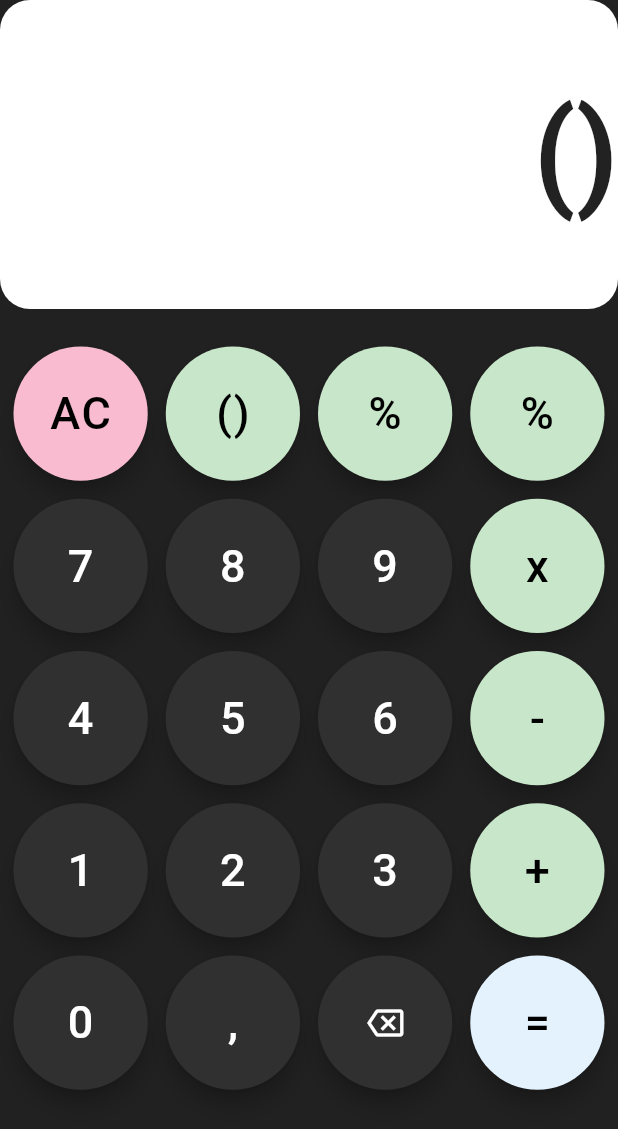
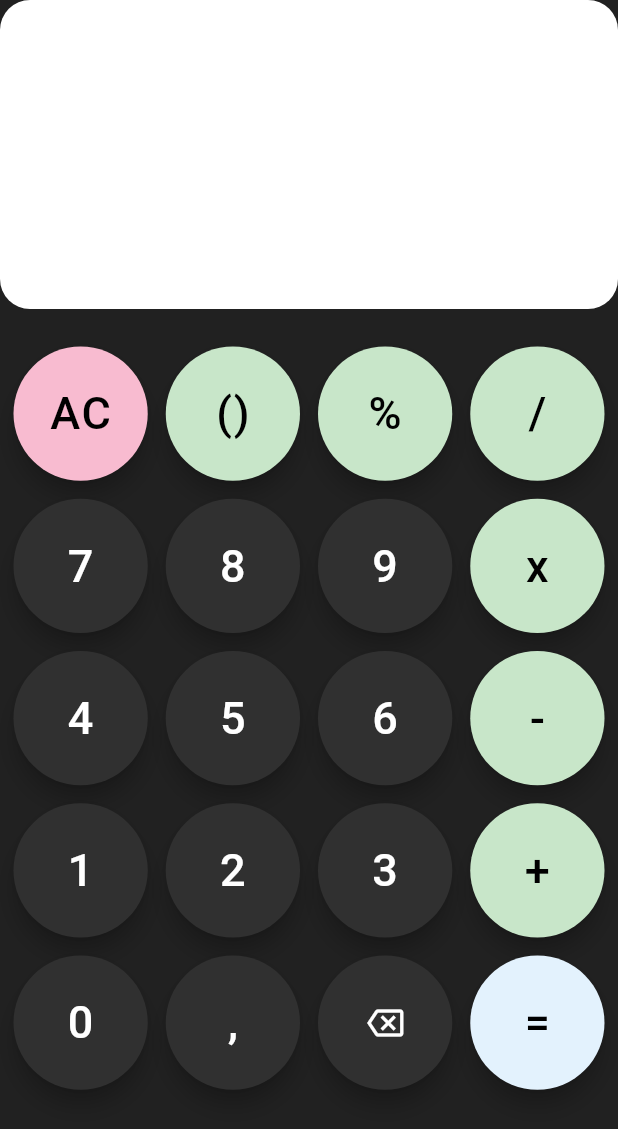
Before and after one commit to FelixBlessing/calculator, a Flutter app: the screen it shows after launch, after a tap on "()", on a phone screen of 412 x 824 dp. Shown: the top 1129 px of the screen. Run offline on Flutter 3.47's test engine with Material 2 defaults, Android fonts, the phone set to English and light mode, and no system bars.

Commit message:
begonnen mit Logik

```diff
--- /dev/null
+++ b/lib/algorithm/calculate.dart
@@ -0,0 +1,8 @@
+class Calculate{
+  Calculate(){
+
+  }
+
+
+
+}
--- a/lib/presentation/calculation_page.dart
+++ b/lib/presentation/calculation_page.dart
@@ -8,15 +8,28 @@ class CalculationPage extends StatefulWidget {
 }
 
 class _CalculationPage extends State<CalculationPage> {
-  String _result = "0";
+  String _result = "";
+  double zahl1 = 0;
+  double zahl2 = 0;
+  String operator = "";
   @override
   Widget build(BuildContext context) {
-    final size = MediaQuery.of(context).size;
 
 
-    void setResult(String zahl) {
+    void setResult(character) {
       setState(() {
-        _result = zahl;
+        if(character == "AC") {
+          _result = "";
+        }
+        else if (character == "()");
+        else{
+          int zahl = int.tryParse(character)!;
+          if(zahl is int){
+            print("Integer");
+          }
+          _result += character;
+        }
+
       });
   }
 
@@ -38,7 +51,7 @@ class _CalculationPage extends State<CalculationPage> {
               decoration: BoxDecoration(borderRadius: BorderRadius.circular(20), color: Colors.white),
               child: Align(
                 alignment: Alignment.centerRight,
-                child: Text(_result, style: TextStyle(fontSize: 80, fontWeight: FontWeight.bold),)
+                child: Text(_result, style: const TextStyle(fontSize: 80, fontWeight: FontWeight.bold),)
                 ),
             )),
             Flexible(
@@ -53,26 +66,26 @@ class _CalculationPage extends State<CalculationPage> {
                     crossAxisSpacing: 12,
                     physics: const NeverScrollableScrollPhysics(),
                     children: [
-                      FloatingActionButton(onPressed: (){}, backgroundColor: Colors.pink[100],child: Text("AC", style: TextStyle(fontSize: 30, color: Colors.black),),),
+                      FloatingActionButton(onPressed: (){setResult("AC");}, backgroundColor: Colors.pink[100],child: Text("AC", style: TextStyle(fontSize: 30, color: Colors.black),),),
                       FloatingActionButton(onPressed: (){setResult("()");}, backgroundColor: Colors.green[100],child: Text("()", style: TextStyle(fontSize: 30, color: Colors.black),),),
-                      FloatingActionButton(onPressed: (){}, backgroundColor: Colors.green[100],child: Text("%", style: TextStyle(fontSize: 30, color: Colors.black),),),
-                      FloatingActionButton(onPressed: (){}, backgroundColor: Colors.green[100],child: Text("%", style: TextStyle(fontSize: 30, color: Colors.black),),),
-                      FloatingActionButton(onPressed: (){}, backgroundColor: Colors.grey[850],child: Text("7", style: TextStyle(fontSize: 30,),),),
-                      FloatingActionButton(onPressed: (){}, backgroundColor: Colors.grey[850],child: Text("8", style: TextStyle(fontSize: 30,),),),
-                      FloatingActionButton(onPressed: (){}, backgroundColor: Colors.grey[850],child: Text("9", style: TextStyle(fontSize: 30,),),),
-                      FloatingActionButton(onPressed: (){}, backgroundColor: Colors.green[100],child: Text("x", style: TextStyle(fontSize: 30, color: Colors.black),),),
-                      FloatingActionButton(onPressed: (){}, backgroundColor: Colors.grey[850],child: Text("4", style: TextStyle(fontSize: 30,),),),
-                      FloatingActionButton(onPressed: (){}, backgroundColor: Colors.grey[850],child: Text("5", style: TextStyle(fontSize: 30,),),),
-                      FloatingActionButton(onPressed: (){}, backgroundColor: Colors.grey[850],child: Text("6", style: TextStyle(fontSize: 30,),),),
-                      FloatingActionButton(onPressed: (){}, backgroundColor: Colors.green[100],child: Text("-", style: TextStyle(fontSize: 30, color: Colors.black),),),
-                      FloatingActionButton(onPressed: (){}, backgroundColor: Colors.grey[850],child: Text("1", style: TextStyle(fontSize: 30,),),),
-                      FloatingActionButton(onPressed: (){}, backgroundColor: Colors.grey[850],child: Text("2", style: TextStyle(fontSize: 30,),),),
-                      FloatingActionButton(onPressed: (){}, backgroundColor: Colors.grey[850],child: Text("3", style: TextStyle(fontSize: 30,),),),
-                      FloatingActionButton(onPressed: (){}, backgroundColor: Colors.green[100],child: Text("+", style: TextStyle(fontSize: 30, color: Colors.black),),),
-                      FloatingActionButton(onPressed: (){}, backgroundColor: Colors.grey[850],child: Text("0", style: TextStyle(fontSize: 30,),),),
-                      FloatingActionButton(onPressed: (){}, backgroundColor: Colors.grey[850],child: Text(",", style: TextStyle(fontSize: 30,),),),
-                      FloatingActionButton(onPressed: (){}, backgroundColor: Colors.grey[850],child: Icon(Icons.backspace_outlined),),
-                      FloatingActionButton(onPressed: (){}, backgroundColor: Colors.blue[50],child: Text("=", style: TextStyle(fontSize: 30, color: Colors.black),),),
+                      FloatingActionButton(onPressed: (){setResult("%");}, backgroundColor: Colors.green[100],child: Text("%", style: TextStyle(fontSize: 30, color: Colors.black),),),
+                      FloatingActionButton(onPressed: (){setResult("/");}, backgroundColor: Colors.green[100],child: Text("/", style: TextStyle(fontSize: 30, color: Colors.black),),),
+                      FloatingActionButton(onPressed: (){setResult("7");}, backgroundColor: Colors.grey[850],child: Text("7", style: TextStyle(fontSize: 30,),),),
+                      FloatingActionButton(onPressed: (){setResult("8");}, backgroundColor: Colors.grey[850],child: Text("8", style: TextStyle(fontSize: 30,),),),
+                      FloatingActionButton(onPressed: (){setResult("9");}, backgroundColor: Colors.grey[850],child: Text("9", style: TextStyle(fontSize: 30,),),),
+                      FloatingActionButton(onPressed: (){setResult("x");}, backgroundColor: Colors.green[100],child: Text("x", style: TextStyle(fontSize: 30, color: Colors.black),),),
+                      FloatingActionButton(onPressed: (){setResult("4");}, backgroundColor: Colors.grey[850],child: Text("4", style: TextStyle(fontSize: 30,),),),
+                      FloatingActionButton(onPressed: (){setResult("5");}, backgroundColor: Colors.grey[850],child: Text("5", style: TextStyle(fontSize: 30,),),),
+                      FloatingActionButton(onPressed: (){setResult("6");}, backgroundColor: Colors.grey[850],child: Text("6", style: TextStyle(fontSize: 30,),),),
+                      FloatingActionButton(onPressed: (){setResult("-");}, backgroundColor: Colors.green[100],child: Text("-", style: TextStyle(fontSize: 30, color: Colors.black),),),
+                      FloatingActionButton(onPressed: (){setResult("1");}, backgroundColor: Colors.grey[850],child: Text("1", style: TextStyle(fontSize: 30,),),),
+                      FloatingActionButton(onPressed: (){setResult("2");}, backgroundColor: Colors.grey[850],child: Text("2", style: TextStyle(fontSize: 30,),),),
+                      FloatingActionButton(onPressed: (){setResult("3");}, backgroundColor: Colors.grey[850],child: Text("3", style: TextStyle(fontSize: 30,),),),
+                      FloatingActionButton(onPressed: (){setResult("+");}, backgroundColor: Colors.green[100],child: Text("+", style: TextStyle(fontSize: 30, color: Colors.black),),),
+                      FloatingActionButton(onPressed: (){setResult("0");}, backgroundColor: Colors.grey[850],child: Text("0", style: TextStyle(fontSize: 30,),),),
+                      FloatingActionButton(onPressed: (){setResult(",");}, backgroundColor: Colors.grey[850],child: Text(",", style: TextStyle(fontSize: 30,),),),
+                      FloatingActionButton(onPressed: (){setResult("Backspace");}, backgroundColor: Colors.grey[850],child: Icon(Icons.backspace_outlined),),
+                      FloatingActionButton(onPressed: (){setResult("=");}, backgroundColor: Colors.blue[50],child: Text("=", style: TextStyle(fontSize: 30, color: Colors.black),),),
                     ],
                     ),
                 )
```
